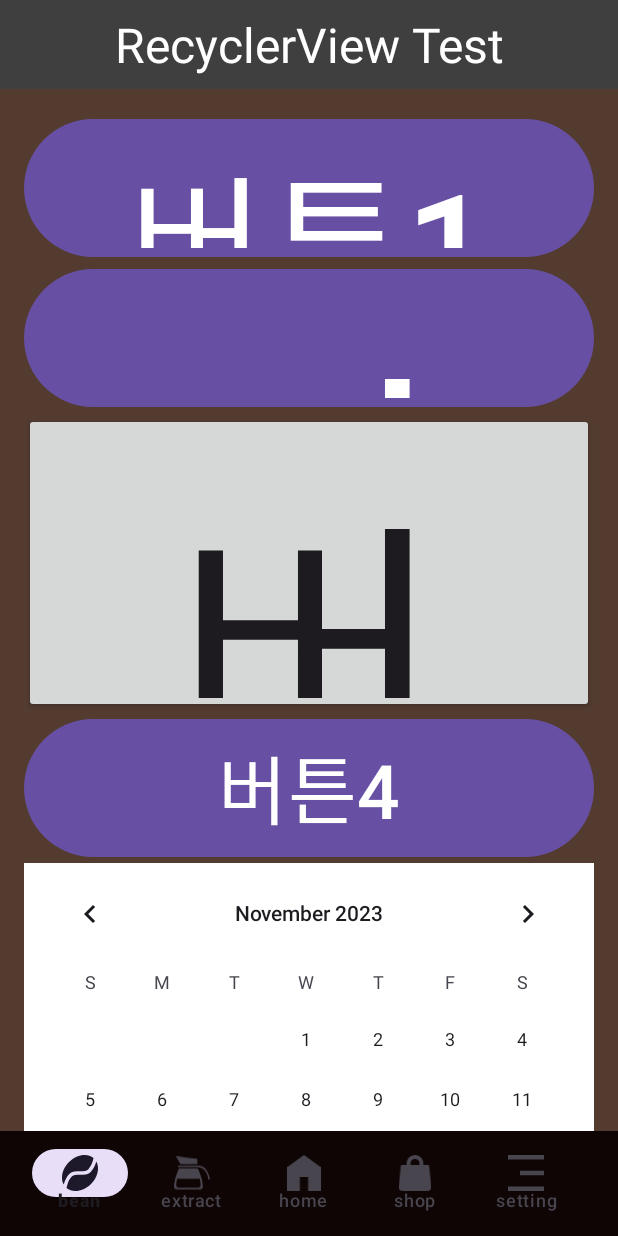
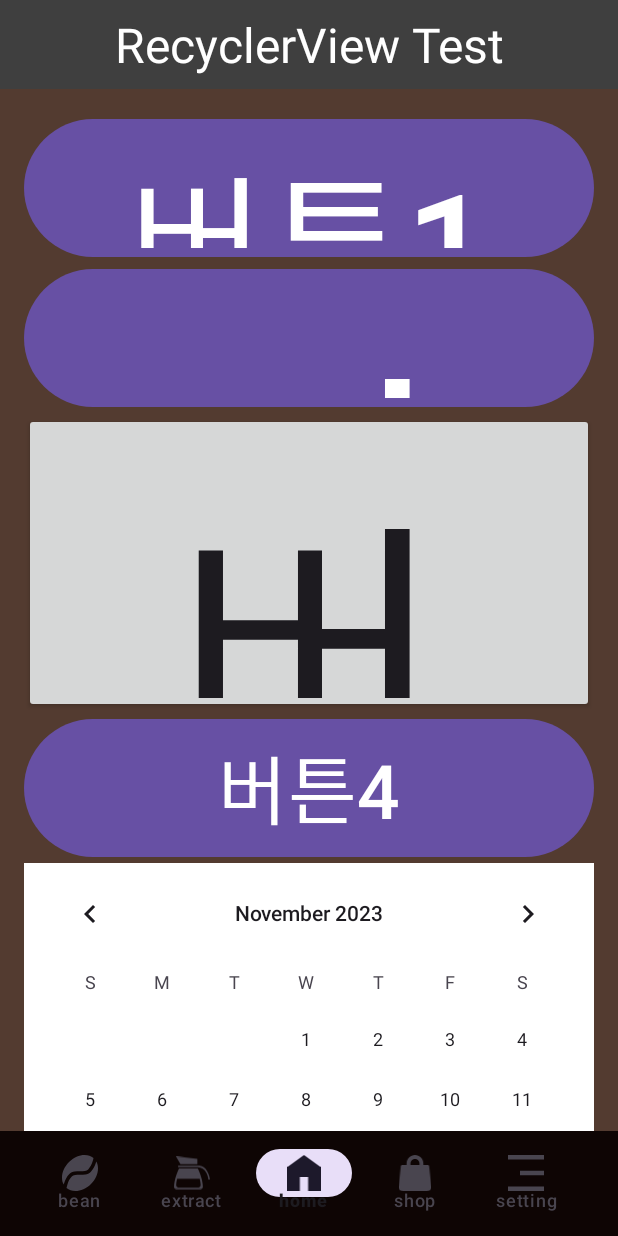
Before and after one commit to 2023-MobileProgramming/HomeRista, an Android app: the screen it shows after launch (MainActivity), on a phone screen of 412 x 824 dp. Run offline under Robolectric (Android 15) with nearby library versions, the phone set to English and light mode, and no system bars; our stand-ins replace Room's generated code, androidx.preference.

Commit message:
1448 중간 수정

```diff
--- a/app/src/main/java/com/coffee/homerista/MainActivity.kt
+++ b/app/src/main/java/com/coffee/homerista/MainActivity.kt
@@ -10,6 +10,7 @@ import com.coffee.homerista.extract.ExtractFragment
 import com.coffee.homerista.shop.ShopFragment
 import com.google.android.material.bottomnavigation.BottomNavigationView;
 import com.coffee.homerista.settings.SettingsFragment
+import com.coffee.homerista.home.FirstFragment
 
 class MainActivity : AppCompatActivity() {
 
@@ -41,6 +42,8 @@ class MainActivity : AppCompatActivity() {
 
 
         bottomNavigationView = findViewById(R.id.bottomNavigationView)
+
+        bottomNavigationView.selectedItemId = R.id.navigation_home
 
         supportFragmentManager.beginTransaction()
             .replace(R.id.fl, firstFragment)
--- a/app/src/main/java/com/coffee/homerista/home/FirstFragment.kt
+++ b/app/src/main/java/com/coffee/homerista/home/FirstFragment.kt
@@ -69,7 +69,7 @@ class FirstFragment : Fragment() {
         val recyclerView: RecyclerView = view.findViewById(R.id.recyclerView)
         recyclerView.layoutManager = LinearLayoutManager(context)
 
-        val items = listOf("Item 1", "Item 2", "Item 3", "Item 4", "Item 5", "Item 6", "Item 7", "Item 8")
+        val items = listOf("Item 1", "Item 2", "Item 3")
         val adapter = LinearLayoutAdapter(items)
         recyclerView.adapter = adapter
 
```
